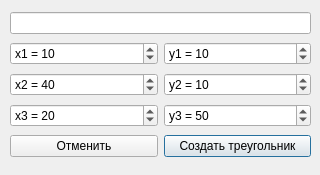
Before: the Qt Designer form TriangleDialog.ui in KapitoliyVZ/GeometricShapes, drawn with Qt 5.
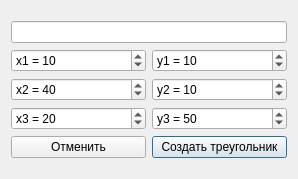
After: the same form once the commit is applied.

What changed in the file:
```diff
--- a/TriangleDialog.ui
+++ b/TriangleDialog.ui
@@ -6,22 +6,15 @@
    <rect>
     <x>0</x>
     <y>0</y>
-    <width>320</width>
-    <height>175</height>
+    <width>298</width>
+    <height>179</height>
    </rect>
   </property>
   <property name="windowTitle">
    <string>Меню создания треугольника</string>
   </property>
-  <widget class="QWidget" name="formLayoutWidget">
-   <property name="geometry">
-    <rect>
-     <x>10</x>
-     <y>10</y>
-     <width>301</width>
-     <height>153</height>
-    </rect>
-   </property>
+  <layout class="QGridLayout" name="gridLayout_2">
+   <item row="0" column="0">
    <layout class="QGridLayout" name="gridLayout">
     <item row="5" column="0">
      <widget class="QPushButton" name="cancelButton">
@@ -140,7 +133,8 @@
      <widget class="QLineEdit" name="LineTriangleName"/>
     </item>
    </layout>
-  </widget>
+   </item>
+  </layout>
  </widget>
  <resources/>
  <connections/>
```
Lines whose indentation alone changed are shown as unchanged.
